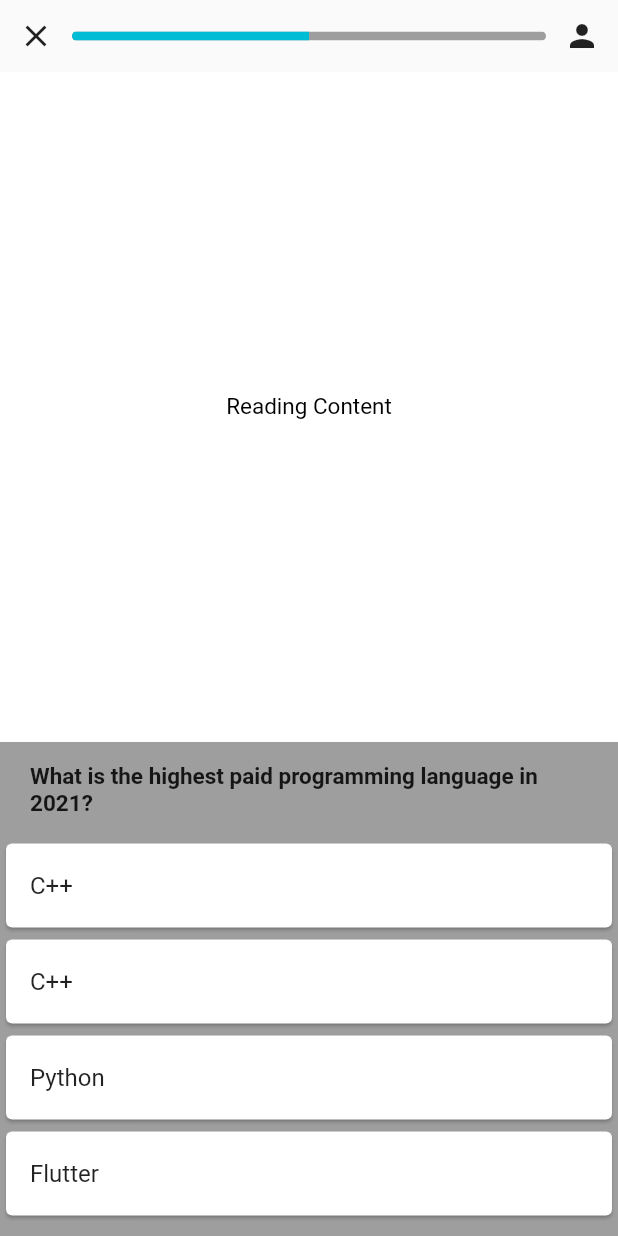
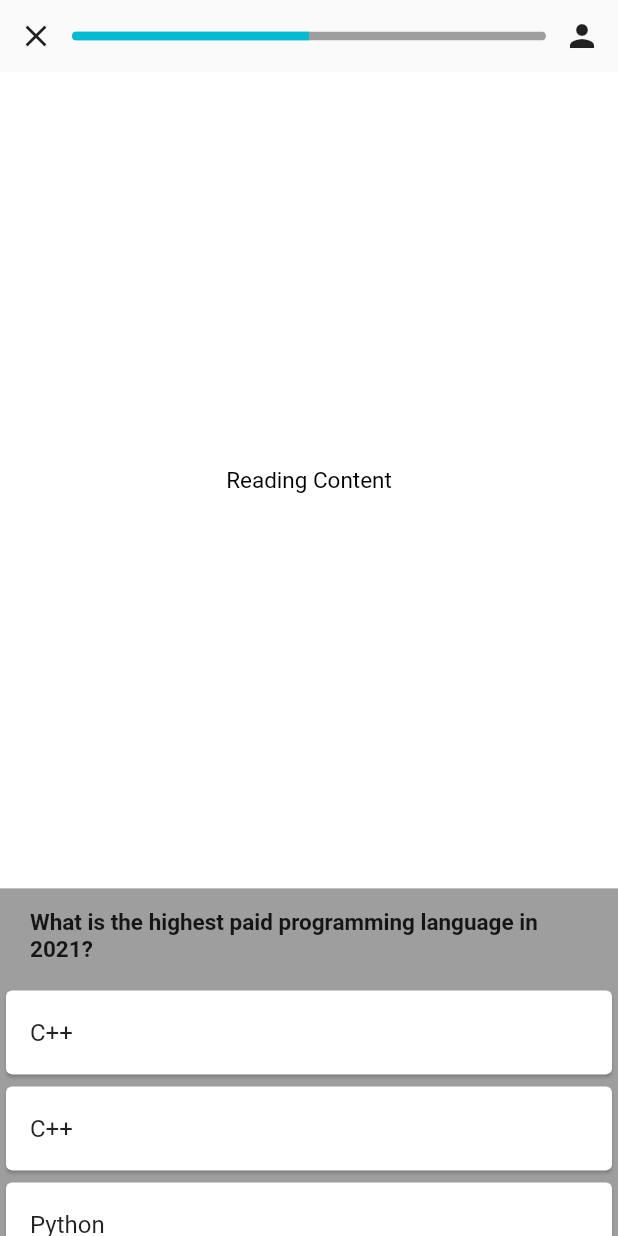
Before and after one commit to entest-hai/flutter_ielts, a Flutter app: the ReadingView screen opened directly, on a phone screen of 412 x 824 dp. Run offline on Flutter 3.47's test engine with Material 2 defaults, Android fonts, the phone set to English and light mode, and no system bars; drawn by our look-alikes of carousel_slider.

Commit message:
questionpageview => questionslider

```diff
--- a/lib/main.dart
+++ b/lib/main.dart
@@ -1,6 +1,8 @@
 import 'dart:ui';
+import 'package:flutter/gestures.dart';
 import 'package:flutter/material.dart';
 import 'package:flutter_ielts/constants.dart';
+import 'package:carousel_slider/carousel_slider.dart';
 import 'dart:math' as math;
 import 'Product.dart';
 
@@ -274,7 +276,8 @@ class _ReadingViewState extends State<ReadingView> {
             _QuitReadingView(size),
             _ReadingContentView(size),
             // _QuestionBar(isHidden),
-           _QuestionPageView(size, isHidden),
+          //  _QuestionPageView(size, isHidden),
+          _QuestionSlider(size, isHidden),
           ],
         ),
       )
@@ -392,6 +395,27 @@ class _ReadingViewState extends State<ReadingView> {
     );
   }
 
+  // Create QuestionCarouselSlider
+  Widget _QuestionSlider(size, isHidden){
+    return
+      CarouselSlider(
+        options: CarouselOptions(
+          viewportFraction: 1.0,
+          enlargeCenterPage: true
+        ),
+        items: questions.map((question) {
+        return Builder(
+          builder: (BuildContext context) {
+            return Container(
+              color: Colors.grey,
+              child:  _QuestionView(question),
+            );
+          },
+        );
+      }).toList(),
+      );
+  }
+
   // Create QuestionPageView with Horizontal ScollView Per Page
   Widget _QuestionPageView(size, isHidden){
     return  Container(
@@ -399,6 +423,7 @@ class _ReadingViewState extends State<ReadingView> {
       height: isHidden ? 0 : size.height / 2.5,
       child: PageView.builder(
         itemCount: questions.length,
+        dragStartBehavior: DragStartBehavior.start,
         itemBuilder: (context, index) {
           return Container(
             color: Colors.grey,
--- a/pubspec.yaml
+++ b/pubspec.yaml
@@ -28,6 +28,7 @@ dependencies:
   # The following adds the Cupertino Icons font to your application.
   # Use with the CupertinoIcons class for iOS style icons.
   cupertino_icons: ^1.0.2
+  carousel_slider: ^3.0.0
 
 dev_dependencies:
   flutter_test:
```
Also changed, not shown: pubspec.lock.
